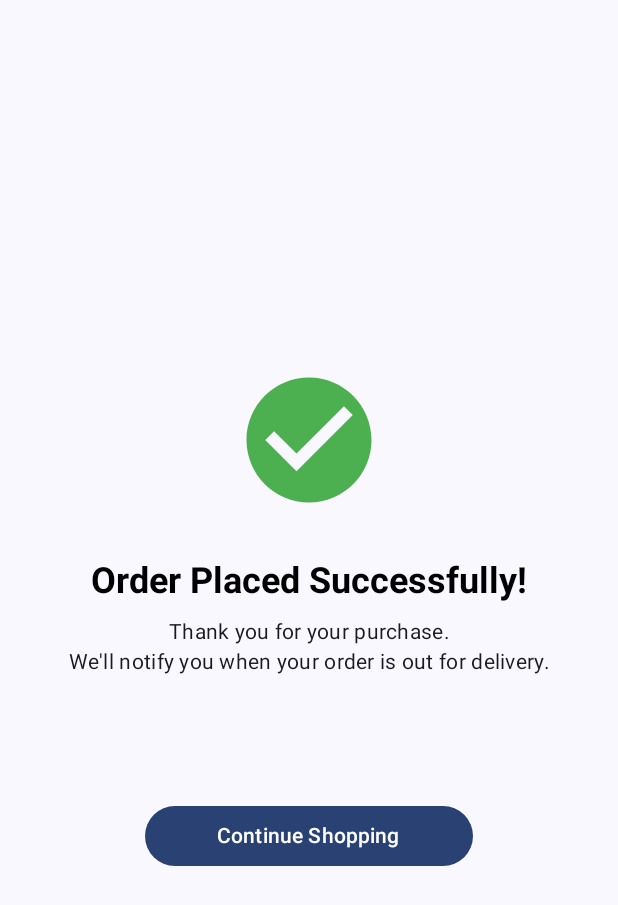
After one commit to Rashim-Sunar/EShop, an Android app built with Jetpack Compose: the composable OrderSuccessScreen called with empty values, on a phone screen of 412 x 824 dp. The commit adds this screen. Shown: the top 905 px of the screen. Run offline under Robolectric (Android 15) with nearby library versions, the phone set to English and light mode, and no system bars; 2 statements that could not run were skipped.

Commit message:
OrderSuccessScreen added

```diff
--- a/app/src/main/java/com/example/easyshop/BottomNavGraph.kt
+++ b/app/src/main/java/com/example/easyshop/BottomNavGraph.kt
@@ -9,13 +9,14 @@ import androidx.navigation.NavHostController
 import androidx.navigation.compose.NavHost
 import com.example.easyshop.pages.HomePage
 import androidx.navigation.compose.composable
-import com.example.easyshop.model.ProductsModel
 import com.example.easyshop.pages.CartPage
 import com.example.easyshop.pages.CategoryProductsPage
 import com.example.easyshop.pages.FavouritePage
 import com.example.easyshop.pages.ProductDetailsPage
 import com.example.easyshop.pages.ProfilePage
 import com.example.easyshop.pages.CheckoutPage
+import com.example.easyshop.screen.OrderSuccessScreen
+
 @Composable
 fun BottomNavGraph(
     parentNavController: NavHostController,
@@ -48,6 +49,11 @@ fun BottomNavGraph(
             val quantity = backStackEntry.arguments?.getString("quantity")?.toLongOrNull() ?: 1L
             CheckoutPage(productId = productId, quantity = quantity)
         }
+
+        composable("order_success/{amount}") { backStackEntry ->
+            val amount = backStackEntry.arguments?.getString("amount") ?: ""
+            OrderSuccessScreen(totalAmount = amount)
+        }
     }
 }
 object GlobalNavController{
--- a/app/src/main/java/com/example/easyshop/pages/CheckoutPage.kt
+++ b/app/src/main/java/com/example/easyshop/pages/CheckoutPage.kt
@@ -40,6 +40,7 @@ import com.example.easyshop.viewmodel.CheckoutViewModel
 import com.google.firebase.Firebase
 import com.google.firebase.firestore.firestore
 import androidx.lifecycle.viewmodel.compose.viewModel
+import com.example.easyshop.GlobalNavController.navController
 import com.example.easyshop.model.CartItemModel
 import com.example.easyshop.model.CheckoutModel
 
@@ -172,6 +173,7 @@ fun CheckoutPage(productId: String, quantity: Long, checkoutViewModel : Checkout
                         if (success) {
                             AppUtil.showToast(context, "Order placed successfully!")
                             // Navigate to another screen if needed
+                            navController.navigate("order_success/${totalAmount}")
                         } else {
                             AppUtil.showToast(context, error ?: "Something went wrong.")
                         }
--- /dev/null
+++ b/app/src/main/java/com/example/easyshop/screen/OrderSuccessScreen.kt
@@ -0,0 +1,91 @@
+package com.example.easyshop.screen
+
+import androidx.compose.foundation.layout.Arrangement
+import androidx.compose.foundation.layout.Column
+import androidx.compose.foundation.layout.Spacer
+import androidx.compose.foundation.layout.fillMaxSize
+import androidx.compose.foundation.layout.fillMaxWidth
+import androidx.compose.foundation.layout.height
+import androidx.compose.foundation.layout.padding
+import androidx.compose.foundation.layout.size
+import androidx.compose.foundation.shape.RoundedCornerShape
+import androidx.compose.material.icons.Icons
+import androidx.compose.material.icons.filled.CheckCircle
+import androidx.compose.material3.Button
+import androidx.compose.material3.Icon
+import androidx.compose.material3.MaterialTheme
+import androidx.compose.material3.Text
+import androidx.compose.runtime.Composable
+import androidx.compose.ui.Alignment
+import androidx.compose.ui.Modifier
+import androidx.compose.ui.graphics.Color
+import androidx.compose.ui.text.font.FontWeight
+import androidx.compose.ui.text.style.TextAlign
+import androidx.compose.ui.tooling.preview.Preview
+import androidx.compose.ui.unit.dp
+import com.example.easyshop.GlobalNavController
+
+@Composable
+fun OrderSuccessScreen(
+    totalAmount: String
+) {
+    Column(
+        modifier = Modifier
+            .fillMaxSize()
+            .padding(24.dp),
+        verticalArrangement = Arrangement.Center,
+        horizontalAlignment = Alignment.CenterHorizontally
+    ) {
+        Icon(
+            imageVector = Icons.Default.CheckCircle,
+            contentDescription = "Success",
+            tint = Color(0xFF4CAF50),
+            modifier = Modifier.size(100.dp)
+        )
+
+        Spacer(modifier = Modifier.height(28.dp))
+
+        Text(
+            text = "Order Placed Successfully!",
+            style = MaterialTheme.typography.headlineSmall.copy(fontWeight = FontWeight.Bold),
+            color = Color.Black
+        )
+
+        Spacer(modifier = Modifier.height(8.dp))
+
+        Text(
+            text = "Thank you for your purchase.\nWe'll notify you when your order is out for delivery.",
+            style = MaterialTheme.typography.bodyMedium,
+            textAlign = TextAlign.Center
+        )
+
+        Spacer(modifier = Modifier.height(16.dp))
+
+        Text(
+            text = totalAmount,
+            style = MaterialTheme.typography.titleMedium.copy(fontWeight = FontWeight.SemiBold),
+            color = Color(0xFF388E3C)
+        )
+
+        Spacer(modifier = Modifier.height(42.dp))
+
+        Button(
+            onClick = {
+                GlobalNavController.navController.navigate("homePage") {
+                    popUpTo(0) { inclusive = true } // Clear all previous screens
+                    launchSingleTop = true
+                }
+            },
+            modifier = Modifier.fillMaxWidth(0.6f),
+            shape = RoundedCornerShape(20.dp)
+        ) {
+            Text(text = "Continue Shopping")
+        }
+    }
+}
+
+@Composable
+@Preview(showBackground = true)
+fun OrderSuccessScreenPreview(){
+    OrderSuccessScreen("100.99")
+}
```
